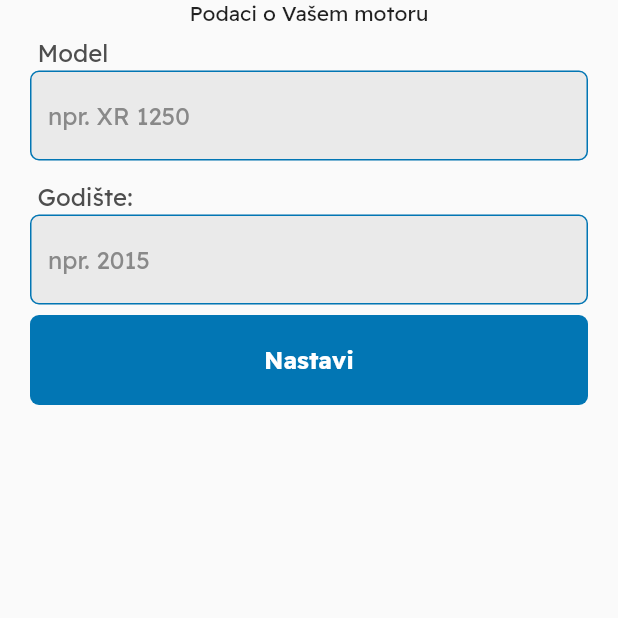
After one commit to CroAnna/BikerZone, a Flutter app: the BikeInfoScreen screen opened directly, on a phone screen of 412 x 824 dp, the top half of it. The commit adds this screen. Run offline on Flutter 3.47's test engine with Material 2 defaults, Android fonts, the phone set to English and light mode, and no system bars; our stand-ins replace cloud_firestore, dot_navigation_bar, firebase_auth, firebase_core, firebase_storage, fluttertoast and 1 more; accounts and stored records are empty.

Commit message:
[ADD] users's bike on registration

```diff
--- /dev/null
+++ b/lib/screens/bike_info_screen.dart
@@ -0,0 +1,45 @@
+import 'package:bikerzone/services/user_service.dart';
+import 'package:bikerzone/widgets/input_field_custom.dart';
+import 'package:bikerzone/widgets/large_button_custom.dart';
+import 'package:flutter/material.dart';
+
+class BikeInfoScreen extends StatefulWidget {
+  BikeInfoScreen({super.key});
+
+  @override
+  State<BikeInfoScreen> createState() => _BikeInfoScreenState();
+}
+
+class _BikeInfoScreenState extends State<BikeInfoScreen> {
+  final bikeModelController = TextEditingController();
+  final bikeYearController = TextEditingController();
+  String dropdownBikeBrandValue = "";
+
+  void addBike() {
+    Navigator.pop(context); // TODO check if it's still loading shown
+    addBikeDetails(bikeModelController.text, bikeYearController.text, "proizvodacNeki");
+  }
+
+  @override
+  Widget build(BuildContext context) {
+    return Scaffold(
+      body: SafeArea(
+          child: Column(
+        children: [
+          const Center(child: Text("Podaci o Vašem motoru")),
+          InputFieldCustom(
+            controller: bikeModelController,
+            hintText: "npr. XR 1250",
+            labelText: "Model",
+          ),
+          InputFieldCustom(
+            controller: bikeYearController,
+            hintText: "npr. 2015",
+            labelText: "Godište:",
+          ),
+          LargeButtonCustom(onTap: addBike, btnText: "Nastavi")
+        ],
+      )),
+    );
+  }
+}
```
Also changed, not shown: lib/screens/registration_screen.dart (+13 -15 lines), lib/services/user_service.dart (+19 -7 lines).
